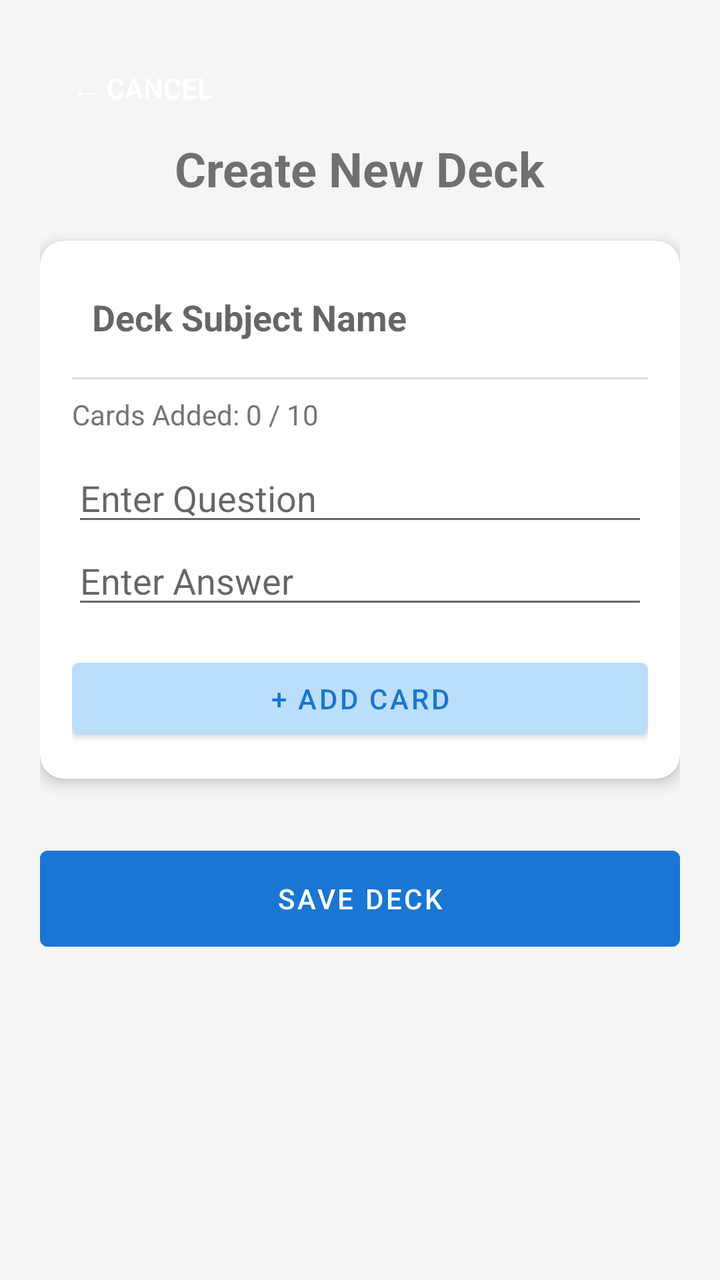
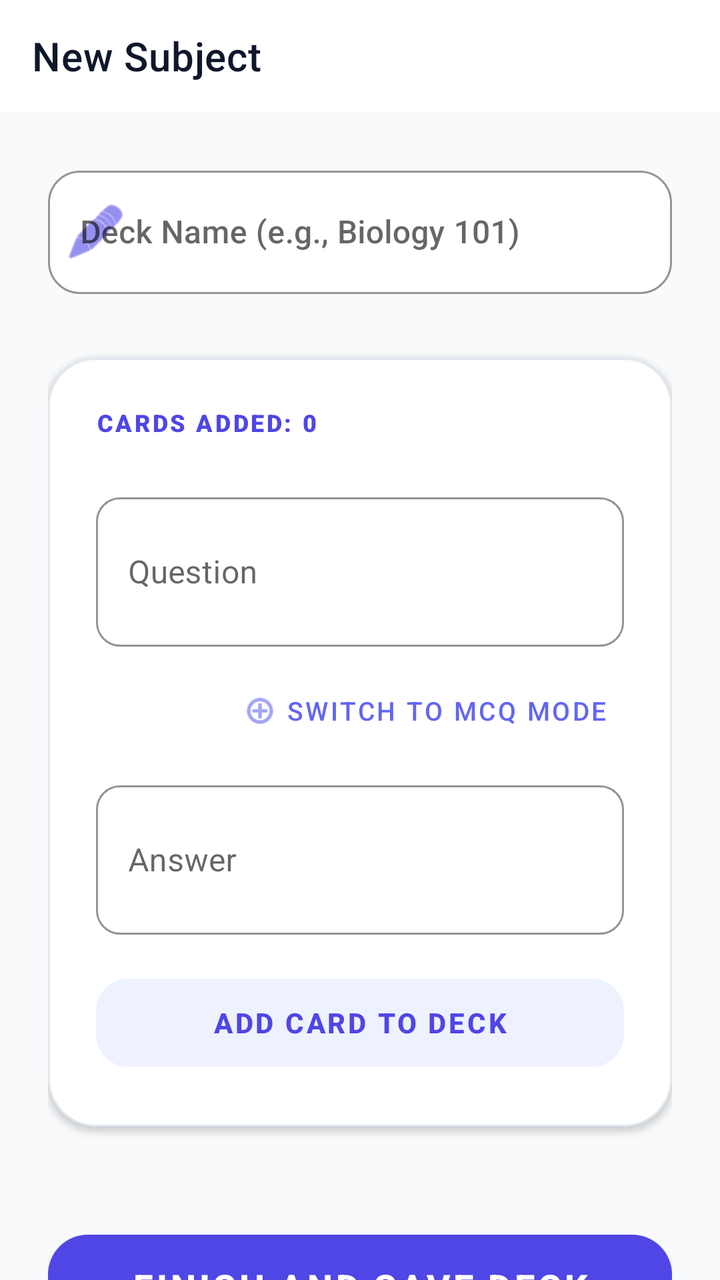

Compare the two renders of this Android layout. The source of the first and the diff that turns it into the second are given below.
<!-- AndroidManifest.xml: application theme Theme.QuizIt -->
<!-- res/layout/activity_create_deck.xml -->
<?xml version="1.0" encoding="utf-8"?>
<LinearLayout xmlns:android="http://schemas.android.com/apk/res/android"
    xmlns:app="http://schemas.android.com/apk/res-auto"
    android:layout_width="match_parent"
    android:layout_height="match_parent"
    android:background="@color/backgroundGray"
    android:orientation="vertical"
    android:padding="20dp">

    <Button
        android:id="@+id/btnBack"
        style="@style/Widget.AppCompat.Button.Borderless"
        android:layout_width="wrap_content"
        android:layout_height="wrap_content"
        android:text="← Cancel" />

    <TextView
        android:layout_width="wrap_content"
        android:layout_height="wrap_content"
        android:text="Create New Deck"
        android:textSize="24sp"
        android:textStyle="bold"
        android:layout_gravity="center"
        android:layout_marginBottom="20dp"/>

    <androidx.cardview.widget.CardView
        android:layout_width="match_parent"
        android:layout_height="wrap_content"
        app:cardCornerRadius="12dp"
        app:cardElevation="4dp">

        <LinearLayout
            android:layout_width="match_parent"
            android:layout_height="wrap_content"
            android:orientation="vertical"
            android:padding="16dp">

            <EditText
                android:id="@+id/etDeckName"
                android:layout_width="match_parent"
                android:layout_height="wrap_content"
                android:hint="Deck Subject Name"
                android:background="@android:color/transparent"
                android:padding="10dp"
                android:textSize="18sp"
                android:textStyle="bold"/>

            <View
                android:layout_width="match_parent"
                android:layout_height="1dp"
                android:background="#DDDDDD"
                android:layout_marginVertical="8dp"/>

            <TextView
                android:id="@+id/tvCardCount"
                android:layout_width="wrap_content"
                android:layout_height="wrap_content"
                android:text="Cards Added: 0 / 10"
                android:textColor="@color/textSecondary" />

            <EditText
                android:id="@+id/etQuestion"
                android:layout_width="match_parent"
                android:layout_height="wrap_content"
                android:hint="Enter Question"
                android:layout_marginTop="10dp"/>

            <EditText
                android:id="@+id/etAnswer"
                android:layout_width="match_parent"
                android:layout_height="wrap_content"
                android:hint="Enter Answer" />

            <Button
                android:id="@+id/btnAddCard"
                android:layout_width="match_parent"
                android:layout_height="wrap_content"
                android:layout_marginTop="16dp"
                android:backgroundTint="@color/lightBlue"
                android:text="+ Add Card"
                android:textColor="@color/primaryBlue" />
        </LinearLayout>
    </androidx.cardview.widget.CardView>

    <Button
        android:id="@+id/btnSaveDeck"
        android:layout_width="match_parent"
        android:layout_height="60dp"
        android:layout_marginTop="30dp"
        android:backgroundTint="@color/primaryBlue"
        android:text="SAVE DECK"
        android:textColor="#FFFFFF" />

</LinearLayout>
<!-- resources referenced by this layout -->
<resources>
  <color name="backgroundGray">#F5F5F5</color>
  <color name="lightBlue">#BBDEFB</color>
  <color name="primaryBlue">#1976D2</color>
  <color name="textSecondary">#757575</color>
  <style name="Theme.QuizIt" parent="Theme.MaterialComponents.DayNight.DarkActionBar">
          <item name="colorPrimary">@color/primaryBlue</item>
          <item name="colorPrimaryVariant">@color/primaryBlue</item>
          <item name="colorOnPrimary">@color/white</item>
          <item name="android:statusBarColor">@color/primaryBlue</item>
      </style>
  <color name="white">#FFFFFF</color>
</resources>

<!-- the commit's change to res/layout/activity_create_deck.xml (unified diff, before → after) -->
@@ -1,94 +1,278 @@
 <?xml version="1.0" encoding="utf-8"?>
-<LinearLayout xmlns:android="http://schemas.android.com/apk/res/android"
+<androidx.coordinatorlayout.widget.CoordinatorLayout xmlns:android="http://schemas.android.com/apk/res/android"
     xmlns:app="http://schemas.android.com/apk/res-auto"
     android:layout_width="match_parent"
     android:layout_height="match_parent"
-    android:background="@color/backgroundGray"
-    android:orientation="vertical"
-    android:padding="20dp">
-
-    <Button
-        android:id="@+id/btnBack"
-        style="@style/Widget.AppCompat.Button.Borderless"
-        android:layout_width="wrap_content"
-        android:layout_height="wrap_content"
-        android:text="← Cancel" />
-
-    <TextView
-        android:layout_width="wrap_content"
-        android:layout_height="wrap_content"
-        android:text="Create New Deck"
-        android:textSize="24sp"
-        android:textStyle="bold"
-        android:layout_gravity="center"
-        android:layout_marginBottom="20dp"/>
-
-    <androidx.cardview.widget.CardView
+    android:background="@color/surfaceLight">
+
+    <com.google.android.material.appbar.AppBarLayout
         android:layout_width="match_parent"
         android:layout_height="wrap_content"
-        app:cardCornerRadius="12dp"
-        app:cardElevation="4dp">
+        android:background="@color/backgroundWhite"
+        app:elevation="0dp">
+
+        <com.google.android.material.appbar.MaterialToolbar
+            android:id="@+id/toolbar"
+            android:layout_width="match_parent"
+            android:layout_height="?attr/actionBarSize"
+            app:title="New Subject"
+            app:titleTextColor="@color/textPrimary"
+            app:titleTextAppearance="@style/TextAppearance.MaterialComponents.Headline6" />
+    </com.google.android.material.appbar.AppBarLayout>
+
+    <androidx.core.widget.NestedScrollView
+        android:layout_width="match_parent"
+        android:layout_height="match_parent"
+        app:layout_behavior="@string/appbar_scrolling_view_behavior">
 
         <LinearLayout
             android:layout_width="match_parent"
             android:layout_height="wrap_content"
             android:orientation="vertical"
-            android:padding="16dp">
-
-            <EditText
-                android:id="@+id/etDeckName"
+            android:padding="24dp">
+
+            
+            <com.google.android.material.textfield.TextInputLayout
                 android:layout_width="match_parent"
                 android:layout_height="wrap_content"
-                android:hint="Deck Subject Name"
-                android:background="@android:color/transparent"
-                android:padding="10dp"
+                android:hint="@string/deck_name_hint"
+                app:startIconDrawable="@android:drawable/ic_menu_edit"
+                app:startIconTint="@color/primaryBlue"
+                app:boxCornerRadiusTopStart="16dp"
+                app:boxCornerRadiusTopEnd="16dp"
+                app:boxCornerRadiusBottomStart="16dp"
+                app:boxCornerRadiusBottomEnd="16dp"
+                app:boxStrokeColor="@color/primaryBlue"
+                app:boxStrokeWidth="1dp"
+                app:boxStrokeWidthFocused="2dp"
+                app:hintTextColor="@color/primaryBlue"
+                app:boxBackgroundColor="@color/white"
+                style="@style/Widget.MaterialComponents.TextInputLayout.OutlinedBox">
+
+                <com.google.android.material.textfield.TextInputEditText
+                    android:id="@+id/etDeckName"
+                    android:layout_width="match_parent"
+                    android:layout_height="wrap_content"
+                    android:paddingTop="20dp"
+                    android:paddingBottom="20dp"
+                    android:textSize="16sp"
+                    android:textColor="@color/textPrimary"
+                    android:fontFamily="sans-serif-medium"
+                    android:inputType="textCapWords" />
+            </com.google.android.material.textfield.TextInputLayout>
+
+            
+            <com.google.android.material.card.MaterialCardView
+                android:layout_width="match_parent"
+                android:layout_height="wrap_content"
+                android:layout_marginTop="32dp"
+                app:cardCornerRadius="24dp"
+                app:cardElevation="2dp"
+                app:strokeWidth="1dp"
+                app:strokeColor="@color/divider">
+
+                <LinearLayout
+                    android:layout_width="match_parent"
+                    android:layout_height="wrap_content"
+                    android:orientation="vertical"
+                    android:padding="24dp">
+
+                    <TextView
+                        android:id="@+id/tvCardCount"
+                        android:layout_width="wrap_content"
+                        android:layout_height="wrap_content"
+                        android:text="Cards Added: 0"
+                        android:textColor="@color/primaryBlue"
+                        android:layout_marginBottom="24dp"
+                        android:fontFamily="sans-serif-black"
+                        android:textSize="12sp"
+                        android:textAllCaps="true"
+                        android:letterSpacing="0.1"/>
+
+                    
+                    <com.google.android.material.textfield.TextInputLayout
+                        android:layout_width="match_parent"
+                        android:layout_height="wrap_content"
+                        android:hint="@string/question_hint"
+                        app:boxCornerRadiusTopStart="12dp"
+                        app:boxCornerRadiusTopEnd="12dp"
+                        app:boxCornerRadiusBottomStart="12dp"
+                        app:boxCornerRadiusBottomEnd="12dp"
+                        app:boxStrokeColor="@color/divider"
+                        style="@style/Widget.MaterialComponents.TextInputLayout.OutlinedBox">
+
+                        <com.google.android.material.textfield.TextInputEditText
+                            android:id="@+id/etQuestion"
+                            android:layout_width="match_parent"
+                            android:layout_height="wrap_content"
+                            android:inputType="textMultiLine"
+                            android:minLines="2" />
+                    </com.google.android.material.textfield.TextInputLayout>
+
+                    <com.google.android.material.button.MaterialButton
+                        android:id="@+id/btnToggleMCQ"
+                        style="@style/Widget.MaterialComponents.Button.TextButton"
+                        android:layout_width="wrap_content"
+                        android:layout_height="wrap_content"
+                        android:layout_gravity="end"
+                        android:layout_marginTop="8dp"
+                        android:text="@string/switch_to_mcq"
+                        android:textColor="@color/accentIndigo"
+                        android:textSize="13sp"
+                        app:icon="@android:drawable/ic_menu_add"
+                        app:iconTint="@color/accentIndigo"
+                        app:iconSize="18dp" />
+
+                    
+                    <LinearLayout
+                        android:id="@+id/layoutManualInput"
+                        android:layout_width="match_parent"
+                        android:layout_height="wrap_content"
+                        android:orientation="vertical"
+                        android:layout_marginTop="8dp">
+
+                        <com.google.android.material.textfield.TextInputLayout
+                            android:layout_width="match_parent"
+                            android:layout_height="wrap_content"
+                            android:hint="@string/answer_hint"
+                            app:boxCornerRadiusTopStart="12dp"
+                            app:boxCornerRadiusTopEnd="12dp"
+                            app:boxCornerRadiusBottomStart="12dp"
+                            app:boxCornerRadiusBottomEnd="12dp"
+                            app:boxStrokeColor="@color/divider"
+                            style="@style/Widget.MaterialComponents.TextInputLayout.OutlinedBox">
+
+                            <com.google.android.material.textfield.TextInputEditText
+                                android:id="@+id/etAnswer"
+                                android:layout_width="match_parent"
+                                android:layout_height="wrap_content"
+                                android:inputType="textMultiLine"
+                                android:minLines="2" />
+                        </com.google.android.material.textfield.TextInputLayout>
+                    </LinearLayout>
+
+                    
+                    <LinearLayout
+                        android:id="@+id/layoutMCQInput"
+                        android:layout_width="match_parent"
+                        android:layout_height="wrap_content"
+                        android:orientation="vertical"
+                        android:visibility="gone"
+                        android:layout_marginTop="8dp">
+
+                        <com.google.android.material.textfield.TextInputLayout
+                            android:layout_width="match_parent"
+                            android:layout_height="wrap_content"
+                            android:hint="Option A"
+                            app:boxCornerRadiusTopStart="12dp"
+                            app:boxCornerRadiusTopEnd="12dp"
+                            app:boxCornerRadiusBottomStart="12dp"
+                            app:boxCornerRadiusBottomEnd="12dp"
+                            app:boxStrokeColor="@color/divider"
+                            style="@style/Widget.MaterialComponents.TextInputLayout.OutlinedBox"
+                            android:layout_marginBottom="12dp">
+                            <com.google.android.material.textfield.TextInputEditText android:id="@+id/etOptA" android:layout_width="match_parent" android:layout_height="wrap_content" />
+                        </com.google.android.material.textfield.TextInputLayout>
+
+                        <com.google.android.material.textfield.TextInputLayout
+                            android:layout_width="match_parent"
+                            android:layout_height="wrap_content"
+                            android:hint="Option B"
+                            app:boxCornerRadiusTopStart="12dp"
+                            app:boxCornerRadiusTopEnd="12dp"
+                            app:boxCornerRadiusBottomStart="12dp"
+                            app:boxCornerRadiusBottomEnd="12dp"
+                            app:boxStrokeColor="@color/divider"
+                            style="@style/Widget.MaterialComponents.TextInputLayout.OutlinedBox"
+                            android:layout_marginBottom="12dp">
+                            <com.google.android.material.textfield.TextInputEditText android:id="@+id/etOptB" android:layout_width="match_parent" android:layout_height="wrap_content" />
+                        </com.google.android.material.textfield.TextInputLayout>
+
+                        <com.google.android.material.textfield.TextInputLayout
+                            android:layout_width="match_parent"
+                            android:layout_height="wrap_content"
+                            android:hint="Option C"
+                            app:boxCornerRadiusTopStart="12dp"
+                            app:boxCornerRadiusTopEnd="12dp"
+                            app:boxCornerRadiusBottomStart="12dp"
+                            app:boxCornerRadiusBottomEnd="12dp"
+                            app:boxStrokeColor="@color/divider"
+                            style="@style/Widget.MaterialComponents.TextInputLayout.OutlinedBox"
+                            android:layout_marginBottom="12dp">
+                            <com.google.android.material.textfield.TextInputEditText android:id="@+id/etOptC" android:layout_width="match_parent" android:layout_height="wrap_content" />
+                        </com.google.android.material.textfield.TextInputLayout>
+
+                        <com.google.android.material.textfield.TextInputLayout
+                            android:layout_width="match_parent"
+                            android:layout_height="wrap_content"
+                            android:hint="Option D"
+                            app:boxCornerRadiusTopStart="12dp"
+                            app:boxCornerRadiusTopEnd="12dp"
+                            app:boxCornerRadiusBottomStart="12dp"
+                            app:boxCornerRadiusBottomEnd="12dp"
+                            app:boxStrokeColor="@color/divider"
+                            style="@style/Widget.MaterialComponents.TextInputLayout.OutlinedBox"
+                            android:layout_marginBottom="20dp">
+                            <com.google.android.material.textfield.TextInputEditText android:id="@+id/etOptD" android:layout_width="match_parent" android:layout_height="wrap_content" />
+                        </com.google.android.material.textfield.TextInputLayout>
+
+                        <TextView
+                            android:layout_width="wrap_content"
+                            android:layout_height="wrap_content"
+                            android:text="Select Correct Key"
+                            android:textColor="@color/textSecondary"
+                            android:layout_marginBottom="8dp"
+                            android:fontFamily="sans-serif-medium"
+                            android:textSize="12sp"
+                            android:textAllCaps="true"
+                            android:letterSpacing="0.05"/>
+
+                        <Spinner
+                            android:id="@+id/spinnerCorrectAnswer"
+                            android:layout_width="match_parent"
+                            android:layout_height="52dp"
+                            android:background="@drawable/button_default"
+                            android:layout_marginBottom="16dp"/>
+                    </LinearLayout>
+
+                    <com.google.android.material.button.MaterialButton
+                        android:id="@+id/btnAddCard"
+                        android:layout_width="match_parent"
+                        android:layout_height="56dp"
+                        android:text="@string/add_card"
+                        android:layout_marginTop="16dp"
+                        android:textColor="@color/primaryBlue"
+                        app:backgroundTint="@color/primaryLight"
+                        app:cornerRadius="16dp"
+                        android:textStyle="bold"
+                        app:elevation="0dp"
+                        style="@style/Widget.MaterialComponents.Button.UnelevatedButton" />
+
+                </LinearLayout>
+            </com.google.android.material.card.MaterialCardView>
+
+            <com.google.android.material.button.MaterialButton
+                android:id="@+id/btnSaveDeck"
+                android:layout_width="match_parent"
+                android:layout_height="64dp"
+                android:text="@string/save_deck"
+                android:layout_marginTop="48dp"
                 android:textSize="18sp"
-                android:textStyle="bold"/>
-
-            <View
-                android:layout_width="match_parent"
-                android:layout_height="1dp"
-                android:background="#DDDDDD"
-                android:layout_marginVertical="8dp"/>
-
-            <TextView
-                android:id="@+id/tvCardCount"
-                android:layout_width="wrap_content"
-                android:layout_height="wrap_content"
-                android:text="Cards Added: 0 / 10"
-                android:textColor="@color/textSecondary" />
-
-            <EditText
-                android:id="@+id/etQuestion"
-                android:layout_width="match_parent"
-                android:layout_height="wrap_content"
-                android:hint="Enter Question"
-                android:layout_marginTop="10dp"/>
-
-            <EditText
-                android:id="@+id/etAnswer"
-                android:layout_width="match_parent"
-                android:layout_height="wrap_content"
-                android:hint="Enter Answer" />
-
-            <Button
-                android:id="@+id/btnAddCard"
-                android:layout_width="match_parent"
-                android:layout_height="wrap_content"
-                android:layout_marginTop="16dp"
-                android:backgroundTint="@color/lightBlue"
-                android:text="+ Add Card"
-                android:textColor="@color/primaryBlue" />
+                android:textStyle="bold"
+                app:backgroundTint="@color/gradStart"
+                app:cornerRadius="20dp"
+                app:elevation="6dp" />
+
+            <com.google.android.material.button.MaterialButton
+                android:id="@+id/btnBack"
+                style="@style/Widget.MaterialComponents.Button.TextButton"
+                android:layout_width="match_parent"
+                android:layout_height="56dp"
+                android:text="@string/cancel"
+                android:textColor="@color/textMuted"
+                android:layout_marginTop="12dp" />
+
         </LinearLayout>
-    </androidx.cardview.widget.CardView>
-
-    <Button
-        android:id="@+id/btnSaveDeck"
-        android:layout_width="match_parent"
-        android:layout_height="60dp"
-        android:layout_marginTop="30dp"
-        android:backgroundTint="@color/primaryBlue"
-        android:text="SAVE DECK"
-        android:textColor="#FFFFFF" />
-
-</LinearLayout>
+    </androidx.core.widget.NestedScrollView>
+
+</androidx.coordinatorlayout.widget.CoordinatorLayout>
<!-- resource entries referenced after the edit -->
@@ -1,15 +1,43 @@
 <!-- resources referenced by this layout -->
 <resources>
-  <color name="backgroundGray">#F5F5F5</color>
-  <color name="lightBlue">#BBDEFB</color>
-  <color name="primaryBlue">#1976D2</color>
-  <color name="textSecondary">#757575</color>
-  <style name="Theme.QuizIt" parent="Theme.MaterialComponents.DayNight.DarkActionBar">
+  <color name="accentIndigo">#6366F1</color>
+  <color name="backgroundWhite">#FFFFFF</color>
+  <color name="divider">#E2E8F0</color>
+  <color name="gradStart">#4F46E5</color>
+  <color name="primaryBlue">#4F46E5</color>
+  <color name="primaryLight">#EEF2FF</color>
+  <color name="surfaceLight">#F8FAFC</color>
+  <color name="textMuted">#94A3B8</color>
+  <color name="textPrimary">#0F172A</color>
+  <color name="textSecondary">#475569</color>
+  <style name="Theme.QuizIt" parent="Theme.MaterialComponents.DayNight.NoActionBar">
+          
           <item name="colorPrimary">@color/primaryBlue</item>
-          <item name="colorPrimaryVariant">@color/primaryBlue</item>
+          <item name="colorPrimaryVariant">@color/primaryDark</item>
           <item name="colorOnPrimary">@color/white</item>
+          
           <item name="android:statusBarColor">@color/primaryBlue</item>
+          
+          <item name="colorSecondary">@color/accentIndigo</item>
+          <item name="colorSecondaryVariant">@color/accentIndigo</item>
+          <item name="colorOnSecondary">@color/white</item>
       </style>
+  <color name="buttonDefaultColor">#E5E7EB</color>
+  <color name="primaryDark">#312E81</color>
   <color name="white">#FFFFFF</color>
+  <!-- drawable button_default (drawable) -->
+  <?xml version="1.0" encoding="utf-8"?>
+  <shape xmlns:android="http://schemas.android.com/apk/res/android"
+      android:shape="rectangle">
+      <solid android:color="@color/buttonDefaultColor" />
+      <corners android:radius="12dp" />
+  </shape>
+  <string name="add_card">Add Card to Deck</string>
+  <string name="answer_hint">Answer</string>
+  <string name="cancel">Cancel</string>
+  <string name="deck_name_hint">Deck Name (e.g., Biology 101)</string>
+  <string name="question_hint">Question</string>
+  <string name="save_deck">Finish and Save Deck</string>
+  <string name="switch_to_mcq">Switch to MCQ Mode</string>
 </resources>
 
